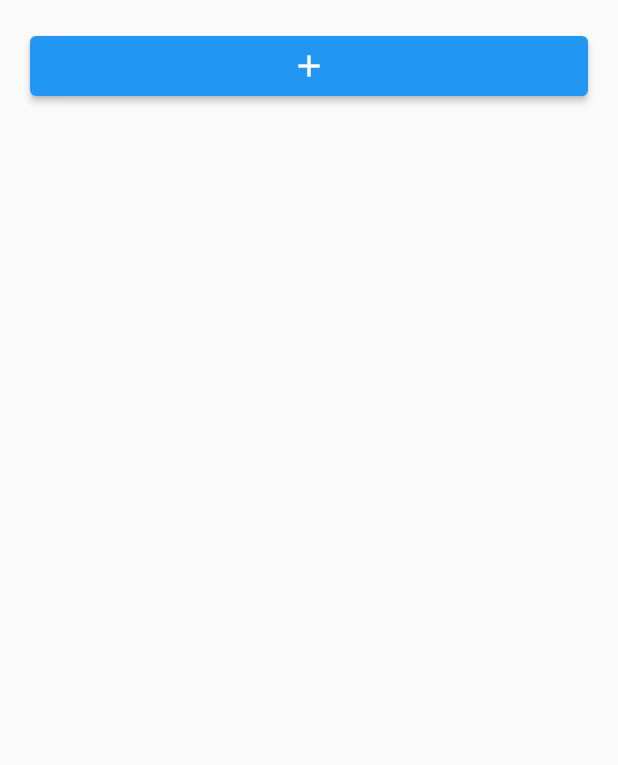
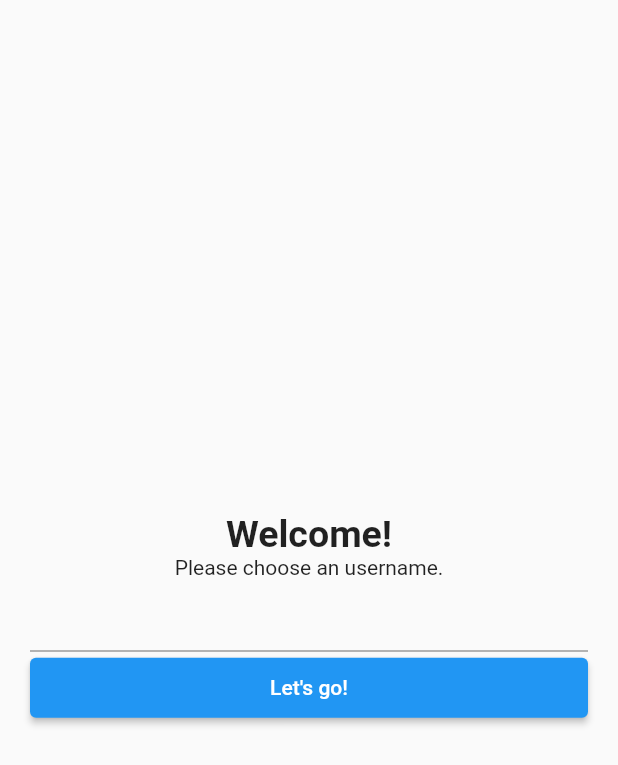
Before and after one commit to lucaskenji/aegis-app, a Flutter app: the screen it shows after launch, on a phone screen of 412 x 824 dp. Shown: the top 765 px of the screen. Run offline on Flutter 3.47's test engine with Material 2 defaults, Android fonts, the phone set to English and light mode, and no system bars.

Commit message:
Added simple screen to input an username

```diff
--- a/lib/main.dart
+++ b/lib/main.dart
@@ -1,5 +1,5 @@
+import 'package:aegis_app/screens/welcome_screen.dart';
 import 'package:flutter/material.dart';
-import './screens/home_screen.dart';
 
 void main(){
   runApp(MyApp());
@@ -10,7 +10,7 @@ class MyApp extends StatelessWidget {
   Widget build(BuildContext context) {
     return MaterialApp(
         title: 'Aegis',
-        home: HomeScreen()
+        home: WelcomeScreen()
     );
   }
 }
--- a/lib/screens/home_screen.dart
+++ b/lib/screens/home_screen.dart
@@ -3,13 +3,20 @@ import '../screens/posts_screen.dart';
 import '../models/post.dart';
 
 class HomeScreen extends StatefulWidget {
+  final String _username;
+
+  HomeScreen(this._username);
+
   @override
-  State<HomeScreen> createState() => MyAppState();
+  State<HomeScreen> createState() => MyAppState(_username);
 }
 
 class MyAppState extends State<HomeScreen>
 {
+  final String _username;
   final _posts = <Post>[];
+
+  MyAppState(this._username);
 
   void _addPost(Post newPost){
     setState(() => _posts.add(newPost));
@@ -19,7 +26,7 @@ class MyAppState extends State<HomeScreen>
   Widget build(BuildContext context) {
     return MaterialApp(
         title: 'Aegis',
-        home: PostsScreen(_posts, _addPost)
+        home: PostsScreen(_posts, _addPost, _username)
     );
   }
 }
--- a/lib/screens/posts_screen.dart
+++ b/lib/screens/posts_screen.dart
@@ -5,8 +5,9 @@ import './new_post_screen.dart';
 class PostsScreen extends StatelessWidget {
   final List<Post> _posts;
   final Function _addPost;
+  final String _username;
 
-  PostsScreen(this._posts, this._addPost);
+  PostsScreen(this._posts, this._addPost, this._username);
 
   @override
   Widget build(BuildContext context) {
@@ -14,7 +15,26 @@ class PostsScreen extends StatelessWidget {
       body: Container(
           padding: const EdgeInsets.all(20),
           child: Column(
+            crossAxisAlignment: CrossAxisAlignment.start,
             children: [
+              Container(
+                margin: EdgeInsets.only(bottom: 20),
+                child: Row(
+                    children: [
+                      IconButton(
+                        onPressed: () => Navigator.pop(context),
+                        icon: const Icon(Icons.arrow_back),
+                      ),
+                      Text(
+                        '${_username}\'s posts',
+                        style: TextStyle(
+                            fontSize: 20,
+                            fontWeight: FontWeight.bold
+                        ),
+                      ),
+                    ]
+                ),
+              ),
               ElevatedButton(
                 onPressed: () {
                   Navigator.push(context, MaterialPageRoute(builder: (context) => NewPostScreen(_addPost)));
--- /dev/null
+++ b/lib/screens/welcome_screen.dart
@@ -0,0 +1,38 @@
+import 'package:aegis_app/screens/home_screen.dart';
+import 'package:flutter/material.dart';
+
+class WelcomeScreen extends StatelessWidget
+{
+  final TextEditingController _controller = TextEditingController();
+
+  @override
+  Widget build(BuildContext context){
+    return Scaffold(
+      body: Padding(
+        padding: const EdgeInsets.all(20),
+        child: Column(
+          mainAxisAlignment: MainAxisAlignment.center,
+          children: [
+            const Text(
+                'Welcome!',
+                style: TextStyle(
+                    fontSize: 25,
+                    fontWeight: FontWeight.bold
+                ),
+            ),
+            Text('Please choose an username.'),
+            TextField(controller: _controller),
+            ElevatedButton(
+                onPressed: () {
+                    Navigator.pop(context);
+                    Navigator.push(context, MaterialPageRoute(builder: (context) => HomeScreen(_controller.text)));
+                },
+                style: ElevatedButton.styleFrom(minimumSize: Size.fromHeight(40)),
+                child: Text('Let\'s go!')
+            )
+          ],
+        ),
+      )
+    );
+  }
+}
```
